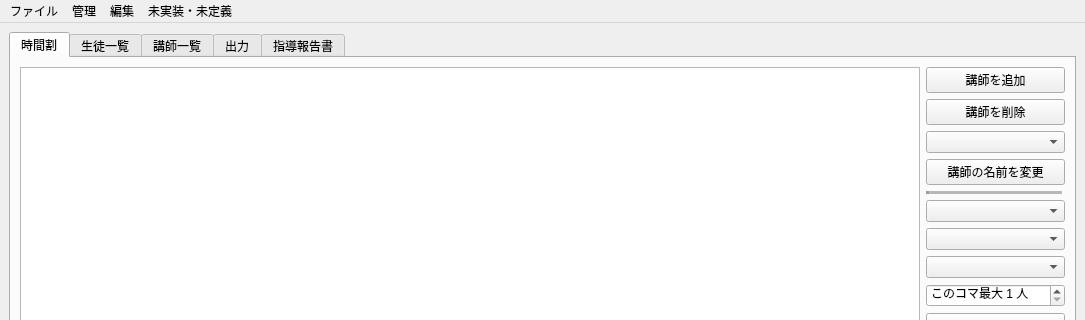
Old version of the form mainwindow.ui in the repository ROMEKANA/TimeTable; both pictures show x 0 to 1085 and y 0 to 320 of the 1085 by 806 pixel window.
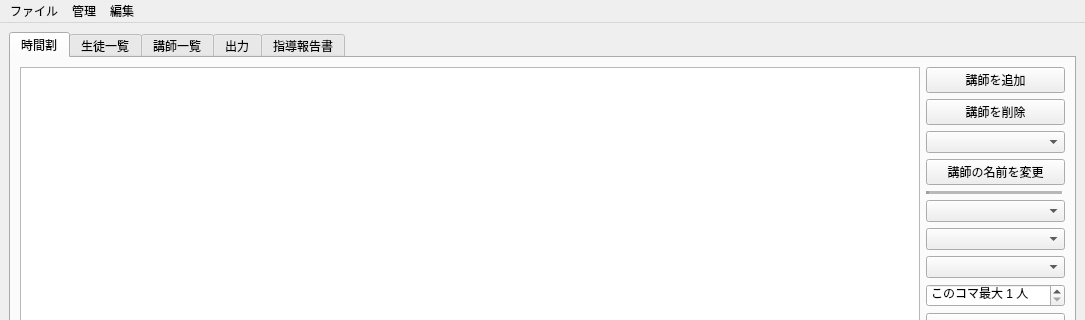
New version of the form. Custom widgets are drawn as their Qt base class.

What changed in the file:
```diff
--- a/mainwindow.ui
+++ b/mainwindow.ui
@@ -778,19 +778,9 @@
     <addaction name="actionUndo"/>
     <addaction name="actionRedo"/>
    </widget>
-   <widget class="QMenu" name="menu_3">
-    <property name="title">
-     <string>未実装・未定義</string>
-    </property>
-    <addaction name="actionStudentLoad"/>
-    <addaction name="actionStudentSave"/>
-    <addaction name="actionTeacherLoad"/>
-    <addaction name="actionTeacherSave"/>
-   </widget>
    <addaction name="menuFile"/>
    <addaction name="menu"/>
    <addaction name="menu_2"/>
-   <addaction name="menu_3"/>
   </widget>
   <widget class="QStatusBar" name="statusbar"/>
   <action name="actionScheduleLoad">
```
Left out of the diff: 15 changed lines with no effect on the pictures.
